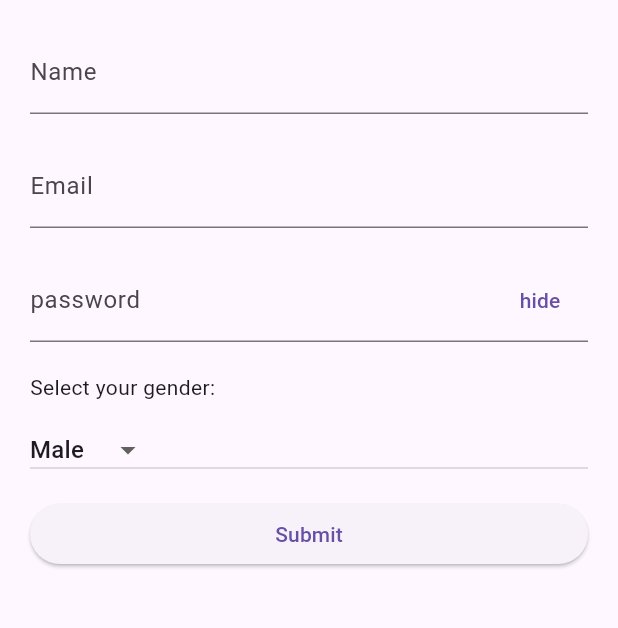
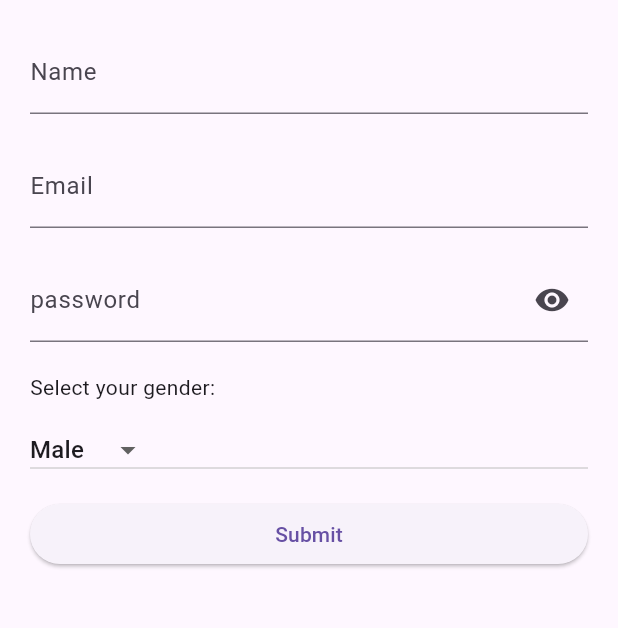
Before and after one commit to Kleinnnn1/formHandling, a Flutter app: the screen it shows after launch, on a phone screen of 412 x 824 dp, the part 84-712 px from its top. Run offline on Flutter 3.47's test engine with Material 3 defaults, Android fonts, the phone set to English and light mode, and no system bars.

Commit message:
add suffixicon

```diff
--- a/lib/main.dart
+++ b/lib/main.dart
@@ -12,7 +12,7 @@ class MainApp extends StatefulWidget {
 }
 
 class _MainAppState extends State<MainApp> {
- bool isObscure = false;
+ bool isObscure = true;
 
   List<String> genderList = ['Male', 'Female'];
 
@@ -65,14 +65,20 @@ class _MainAppState extends State<MainApp> {
 
             const SizedBox(height: 20),
             TextFormField(
-              obscureText: true,
+              obscureText: isObscure,
               controller: passwordController,
               keyboardType: TextInputType.visiblePassword,
               decoration: InputDecoration(
                 hintText: 'password',
                 labelText: 'password',
 
-                suffixIcon: TextButton(
+                suffixIcon:  IconButton(
+                      icon: Icon(
+                        isObscure
+                            ? Icons.visibility
+                            : Icons.visibility_off,
+
+                      ),
                   onPressed: () {
                     setState(() {
                       isObscure = !isObscure;
@@ -81,15 +87,12 @@ class _MainAppState extends State<MainApp> {
 
 
 
-                , child: Text(
-                  isObscure ? 'show' : 'hide',
 
-                )
                 )
 
 
 
-              ),
+              )
             ),
 
 
```
